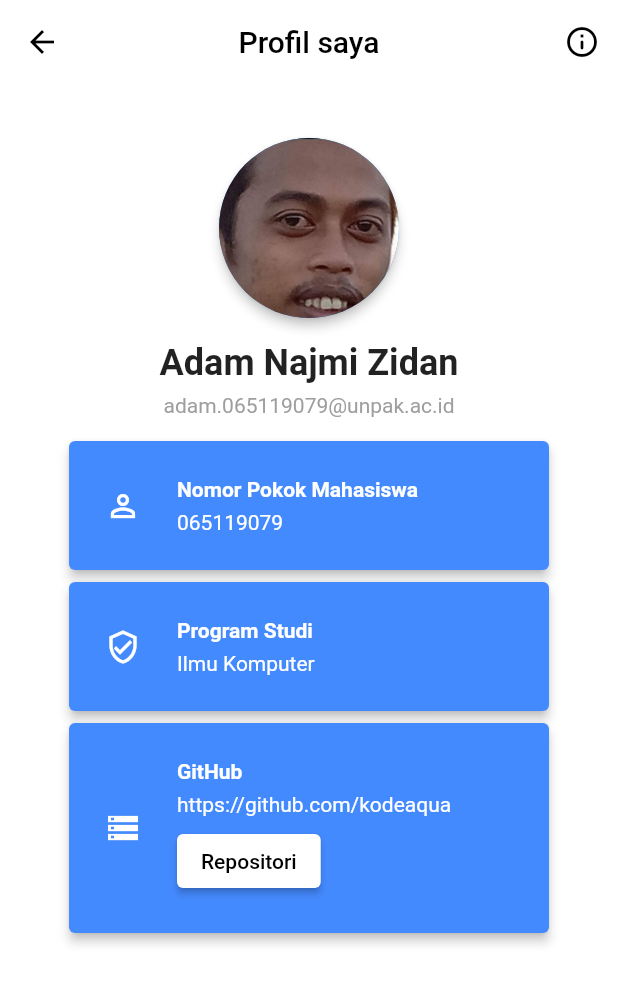
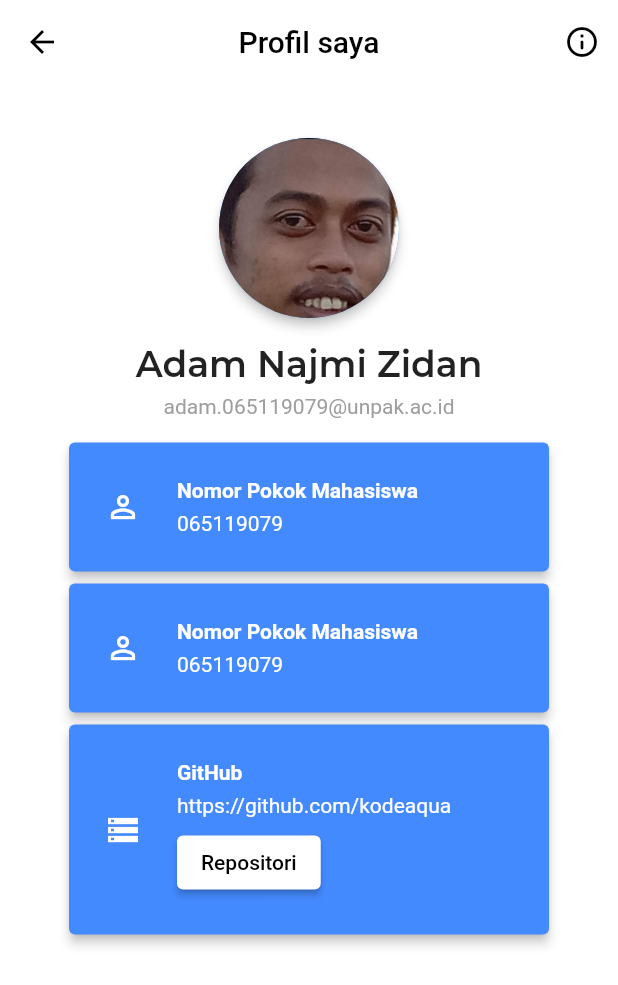
Before and after one commit to reyhan16/mobpro-tugas2, a Flutter app: the screen it shows after launch, on a phone screen of 412 x 824 dp. Shown: the top 985 px of the screen. Run offline on Flutter 3.47's test engine with Material 2 defaults, Android fonts, the phone set to English and light mode, and no system bars; our stand-ins replace fluttertoast.

Commit message:
Add 'Montserrat' font family

```diff
--- a/lib/main.dart
+++ b/lib/main.dart
@@ -117,7 +117,9 @@ class _MyHomePageState extends State<MyHomePage> {
                       const Text(
                         "Adam Najmi Zidan",
                         style: TextStyle(
-                            fontSize: 24, fontWeight: FontWeight.bold),
+                            fontSize: 24,
+                            fontFamily: "Montserrat",
+                            fontWeight: FontWeight.w600),
                       ),
                       const Padding(
                           padding: EdgeInsets.only(top: 3, bottom: 3)),
@@ -127,78 +129,8 @@ class _MyHomePageState extends State<MyHomePage> {
                       ),
                       const Padding(
                           padding: EdgeInsets.only(top: 6, bottom: 6)),
-                      Card(
-                          elevation: 3,
-                          color: const Color(0xff448AFF),
-                          child: Container(
-                              width: 320,
-                              padding: const EdgeInsets.all(24),
-                              child: Row(
-                                children: [
-                                  const Icon(
-                                    Icons.perm_identity_outlined,
-                                    color: Colors.white,
-                                  ),
-                                  const Padding(
-                                      padding: EdgeInsets.only(right: 24)),
-                                  Column(
-                                    crossAxisAlignment:
-                                        CrossAxisAlignment.start,
-                                    children: const [
-                                      Text(
-                                        "Nomor Pokok Mahasiswa",
-                                        style: TextStyle(
-                                            color: Colors.white,
-                                            fontSize: 14,
-                                            fontWeight: FontWeight.bold),
-                                      ),
-                                      Padding(
-                                          padding: EdgeInsets.only(
-                                              top: 3, bottom: 3)),
-                                      Text(
-                                        "065119079",
-                                        style: TextStyle(color: Colors.white),
-                                      ),
-                                    ],
-                                  )
-                                ],
-                              ))),
-                      Card(
-                          elevation: 3,
-                          color: const Color(0xff448AFF),
-                          child: Container(
-                              width: 320,
-                              padding: const EdgeInsets.all(24),
-                              child: Row(
-                                children: [
-                                  const Icon(
-                                    Icons.verified_user_outlined,
-                                    color: Colors.white,
-                                  ),
-                                  const Padding(
-                                      padding: EdgeInsets.only(right: 24)),
-                                  Column(
-                                    crossAxisAlignment:
-                                        CrossAxisAlignment.start,
-                                    children: const [
-                                      Text(
-                                        "Program Studi",
-                                        style: TextStyle(
-                                            color: Colors.white,
-                                            fontSize: 14,
-                                            fontWeight: FontWeight.bold),
-                                      ),
-                                      Padding(
-                                          padding: EdgeInsets.only(
-                                              top: 3, bottom: 3)),
-                                      Text(
-                                        "Ilmu Komputer",
-                                        style: TextStyle(color: Colors.white),
-                                      ),
-                                    ],
-                                  )
-                                ],
-                              ))),
+                      const HomeCard(),
+                      const HomeCard(),
                       Card(
                           elevation: 3,
                           color: const Color(0xff448AFF),
@@ -254,3 +186,45 @@ class _MyHomePageState extends State<MyHomePage> {
             )));
   }
 }
+
+class HomeCard extends StatelessWidget {
+  const HomeCard({
+    Key? key,
+  }) : super(key: key);
+
+  @override
+  Widget build(BuildContext context) {
+    return Card(
+        elevation: 3,
+        color: const Color(0xff448AFF),
+        child: Container(
+            width: 320,
+            padding: const EdgeInsets.all(24),
+            child: Row(
+              children: [
+                const Icon(
+                  Icons.perm_identity_outlined,
+                  color: Colors.white,
+                ),
+                const Padding(padding: EdgeInsets.only(right: 24)),
+                Column(
+                  crossAxisAlignment: CrossAxisAlignment.start,
+                  children: const [
+                    Text(
+                      "Nomor Pokok Mahasiswa",
+                      style: TextStyle(
+                          color: Colors.white,
+                          fontSize: 14,
+                          fontWeight: FontWeight.bold),
+                    ),
+                    Padding(padding: EdgeInsets.only(top: 3, bottom: 3)),
+                    Text(
+                      "065119079",
+                      style: TextStyle(color: Colors.white),
+                    ),
+                  ],
+                )
+              ],
+            )));
+  }
+}
```
Also changed, not shown: pubspec.yaml (+8 -1 lines), assets/fonts/Montserrat-SemiBold.ttf (added), assets/fonts/Montserrat-SemiBoldItalic.ttf (added).
